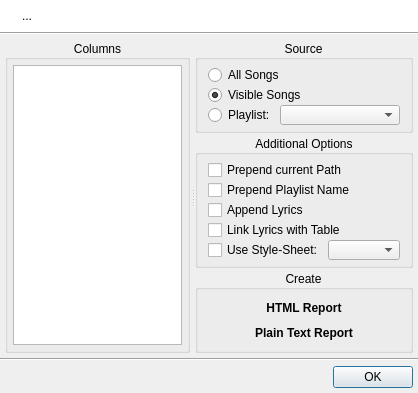
First picture: the form in uman/src/QUReportDialog.ui, repository UltraStar-Deluxe/UltraStar-Manager, before the edit.
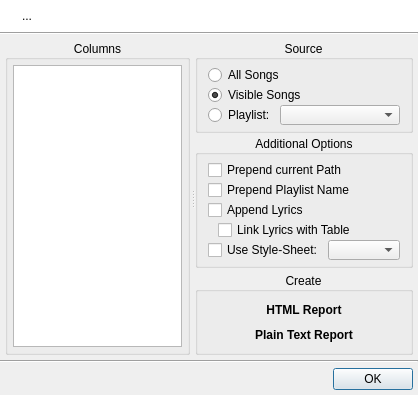
Second picture: the form after the edit. Icons and pictures are not drawn.

Commit message: save and restore state of report dialog

Patch:
```diff
--- a/uman/src/QUReportDialog.ui
+++ b/uman/src/QUReportDialog.ui
@@ -6,7 +6,7 @@
     <x>0</x>
     <y>0</y>
     <width>418</width>
-    <height>393</height>
+    <height>395</height>
    </rect>
   </property>
   <property name="windowTitle" >
@@ -392,6 +392,17 @@
              </widget>
             </item>
             <item>
+             <layout class="QHBoxLayout" name="horizontalLayout_4" >
+              <property name="spacing" >
+               <number>0</number>
+              </property>
+              <property name="leftMargin" >
+               <number>10</number>
+              </property>
+              <property name="topMargin" >
+               <number>0</number>
+              </property>
+              <item>
              <widget class="QCheckBox" name="linkLyricsChk" >
               <property name="minimumSize" >
                <size>
@@ -407,6 +418,8 @@
               </property>
              </widget>
             </item>
+             </layout>
+            </item>
             <item>
              <layout class="QHBoxLayout" name="horizontalLayout_2" >
               <property name="spacing" >
```
Left out of the diff: 10 changed lines with no effect on the pictures. Lines whose indentation alone changed are shown as unchanged. The commit also changes 6 other files.
